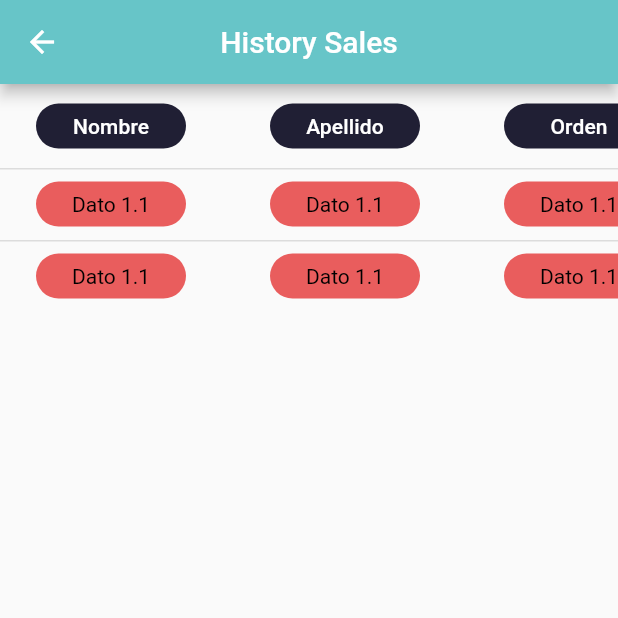
After one commit to SaveUp-WS61/mobile_cross_platform, a Flutter app: the HistorySalesScreen screen opened by its route, on a phone screen of 412 x 824 dp, the top half of it. The commit adds this screen. Run offline on Flutter 3.47's test engine with Material 2 defaults, Android fonts, the phone set to English and light mode, and no system bars.

Commit message:
adding deleted_post and history_sales

```diff
--- a/lib/main.dart
+++ b/lib/main.dart
@@ -5,7 +5,9 @@ import 'package:saveup/screens/add_card_screen.dart';
 import 'package:saveup/screens/bot_chat_screen.dart';
 import 'package:saveup/screens/cart_screen.dart';
 import 'package:saveup/screens/checkout_screen.dart';
+import 'package:saveup/screens/deleted_post_screen.dart';
 import 'package:saveup/screens/history_buys_screen.dart';
+import 'package:saveup/screens/history_sales_screen.dart';
 import 'package:saveup/screens/login_screen.dart';
 import 'package:saveup/screens/logout_screen.dart';
 import 'package:saveup/screens/products_screen.dart';
@@ -55,8 +57,10 @@ class MainApp extends StatelessWidget {
           "checkout": (context) => const CheckoutScreen(),
           "search_products": (context) => const SearchProductsScreen(),
           "login": (context) => LoginScreen(),
-          "recover_password":(context) => RecoverPasswordScreen(),
-          "register":(context) => RegisterScreen(),
+          "recover_password": (context) => RecoverPasswordScreen(),
+          "register": (context) => RegisterScreen(),
+          "deleted_post": (context) => const DeletedPostScreen(),
+          "history_sales":(context) => const HistorySalesScreen(),
         },
       ),
     );
--- /dev/null
+++ b/lib/screens/deleted_post_screen.dart
@@ -0,0 +1,44 @@
+import 'package:flutter/material.dart';
+
+class DeletedPostScreen extends StatelessWidget {
+  const DeletedPostScreen({super.key});
+
+  @override
+  Widget build(BuildContext context) {
+    // Agregar un retraso de 2 segundos antes de la navegación
+    Future.delayed(Duration(seconds: 2), () {
+      Navigator.of(context).pushReplacementNamed("company_products"); // Reemplaza "nuevo_screen" con la ruta real
+    });
+
+    return Scaffold(
+      body: Center(
+        child: Column(
+          mainAxisAlignment: MainAxisAlignment.center,
+          children: <Widget>[
+            Container(
+              padding: const EdgeInsets.all(25.0),
+              decoration: BoxDecoration(
+                color: const Color(0xFF201F34),
+                borderRadius: BorderRadius.circular(15.0),
+              ),
+              child: const Text(
+                "Publicación eliminada\ncorrectamente",
+                textAlign: TextAlign.center,
+                style: TextStyle(
+                  color: Colors.white,
+                  fontSize: 30.0,
+                  fontFamily: "Roboto",
+                  fontWeight: FontWeight.w700,
+                ),
+              ),
+            ),
+            const Padding(
+              padding: EdgeInsets.only(top: 20.0),
+              child: Image(image: AssetImage("assets/delete.png")),
+            ),
+          ],
+        ),
+      ),
+    );
+  }
+}
--- /dev/null
+++ b/lib/screens/history_sales_screen.dart
@@ -0,0 +1,269 @@
+import 'package:flutter/material.dart';
+
+class HistorySalesScreen extends StatelessWidget {
+  const HistorySalesScreen({super.key});
+
+  @override
+  Widget build(BuildContext context) {
+    return Scaffold(
+      appBar: AppBar(
+        title: const Text('History Sales'),
+        centerTitle: true,
+        backgroundColor: const Color(0xFF67C5C8),
+      ),
+      body: _SalesView(),
+    );
+  }
+}
+
+class _SalesView extends StatelessWidget {
+  @override
+  Widget build(BuildContext context) {
+    return SafeArea(
+      child: SingleChildScrollView(
+        scrollDirection: Axis.horizontal,
+        child: DataTable(
+          columns: [
+            DataColumn(
+              label: Container(
+                width: 100,
+                height: 30,
+                decoration: BoxDecoration(
+                  color: const Color(0xFF201F34),
+                  borderRadius: BorderRadius.circular(50),
+                ), // Color de fondo de la columna 1
+                child: const Center(
+                    child: Text(
+                  'Nombre',
+                  style: TextStyle(
+                    color: Colors.white, // Color de texto
+                  ),
+                )),
+              ),
+            ),
+            DataColumn(
+              label: Container(
+                width: 100,
+                height: 30,
+                decoration: BoxDecoration(
+                  color: const Color(0xFF201F34),
+                  borderRadius: BorderRadius.circular(50),
+                ), // Color de fondo de la columna 1
+                child: const Center(
+                    child: Text(
+                  'Apellido',
+                  style: TextStyle(
+                    color: Colors.white, // Color de texto
+                  ),
+                )),
+              ),
+            ),
+            DataColumn(
+              label: Container(
+                width: 100,
+                height: 30,
+                decoration: BoxDecoration(
+                  color: const Color(0xFF201F34),
+                  borderRadius: BorderRadius.circular(50),
+                ), // Color de fondo de la columna 1
+                child: const Center(
+                    child: Text(
+                  'Orden',
+                  style: TextStyle(
+                    color: Colors.white, // Color de texto
+                  ),
+                )),
+              ),
+            ),
+            DataColumn(
+              label: Container(
+                width: 100,
+                height: 30,
+                decoration: BoxDecoration(
+                  color: const Color(0xFF201F34),
+                  borderRadius: BorderRadius.circular(50),
+                ), // Color de fondo de la columna 1
+                child: const Center(
+                    child: Text(
+                  'Monto',
+                  style: TextStyle(
+                    color: Colors.white, // Color de texto
+                  ),
+                )),
+              ),
+            ),
+            DataColumn(
+              label: Container(
+                width: 100,
+                height: 30,
+                decoration: BoxDecoration(
+                  color: const Color(0xFF201F34),
+                  borderRadius: BorderRadius.circular(50),
+                ), // Color de fondo de la columna 1
+                child: const Center(
+                    child: Text(
+                  'Fecha',
+                  style: TextStyle(
+                    color: Colors.white, // Color de texto
+                  ),
+                )),
+              ),
+            ),
+          ],
+          rows: [
+            DataRow(
+                //color: MaterialStateProperty.all<Color>(const Color(0xFFE95D5D)), // Color de fondo de la primera fila
+
+                cells: [
+                  DataCell(Container(
+                      width: 100,
+                      height: 30,
+                      decoration: BoxDecoration(
+                        color: const Color(0xFFE95D5D),
+                        borderRadius: BorderRadius.circular(50),
+                      ),
+                      child: const Center(
+                          child: Text(
+                        'Dato 1.1',
+                        style: TextStyle(
+                          color: Colors.black, // Color de texto
+                        ),
+                      )))),
+                  DataCell(Container(
+                      width: 100,
+                      height: 30,
+                      decoration: BoxDecoration(
+                        color: const Color(0xFFE95D5D),
+                        borderRadius: BorderRadius.circular(50),
+                      ),
+                      child: const Center(
+                          child: Text(
+                        'Dato 1.1',
+                        style: TextStyle(
+                          color: Colors.black, // Color de texto
+                        ),
+                      )))),
+                  DataCell(Container(
+                      width: 100,
+                      height: 30,
+                      decoration: BoxDecoration(
+                        color: const Color(0xFFE95D5D),
+                        borderRadius: BorderRadius.circular(50),
+                      ),
+                      child: const Center(
+                          child: Text(
+                        'Dato 1.1',
+                        style: TextStyle(
+                          color: Colors.black, // Color de texto
+                        ),
+                      )))),
+                  DataCell(Container(
+                      width: 100,
+                      height: 30,
+                      decoration: BoxDecoration(
+                        color: const Color(0xFFE95D5D),
+                        borderRadius: BorderRadius.circular(50),
+                      ),
+                      child: const Center(
+                          child: Text(
+                        'Dato 1.1',
+                        style: TextStyle(
+                          color: Colors.black, // Color de texto
+                        ),
+                      )))),
+                  DataCell(Container(
+                      width: 100,
+                      height: 30,
+                      decoration: BoxDecoration(
+                        color: const Color(0xFFE95D5D),
+                        borderRadius: BorderRadius.circular(50),
+                      ),
+                      child: const Center(
+                          child: Text(
+                        'Dato 1.1',
+                        style: TextStyle(
+                          color: Colors.black, // Color de texto
+                        ),
+                      )))),
+                ]),
+            DataRow(
+                //color: MaterialStateProperty.all<Color>(const Color(0xFFE95D5D)), // Color de fondo de la primera fila
+                cells:  [
+                  DataCell(Container(
+                      width: 100,
+                      height: 30,
+                      decoration: BoxDecoration(
+                        color: const Color(0xFFE95D5D),
+                        borderRadius: BorderRadius.circular(50),
+                      ),
+                      child: const Center(
+                          child: Text(
+                        'Dato 1.1',
+                        style: TextStyle(
+                          color: Colors.black, // Color de texto
+                        ),
+                      )))),
+                  DataCell(Container(
+                      width: 100,
+                      height: 30,
+                      decoration: BoxDecoration(
+                        color: const Color(0xFFE95D5D),
+                        borderRadius: BorderRadius.circular(50),
+                      ),
+                      child: const Center(
+                          child: Text(
+                        'Dato 1.1',
+                        style: TextStyle(
+                          color: Colors.black, // Color de texto
+                        ),
+                      )))),
+                  DataCell(Container(
+                      width: 100,
+                      height: 30,
+                      decoration: BoxDecoration(
+                        color: const Color(0xFFE95D5D),
+                        borderRadius: BorderRadius.circular(50),
+                      ),
+                      child: const Center(
+                          child: Text(
+                        'Dato 1.1',
+                        style: TextStyle(
+                          color: Colors.black, // Color de texto
+                        ),
+                      )))),
+                  DataCell(Container(
+                      width: 100,
+                      height: 30,
+                      decoration: BoxDecoration(
+                        color: const Color(0xFFE95D5D),
+                        borderRadius: BorderRadius.circular(50),
+                      ),
+                      child: const Center(
+                          child: Text(
+                        'Dato 1.1',
+                        style: TextStyle(
+                          color: Colors.black, // Color de texto
+                        ),
+                      )))),
+                  DataCell(Container(
+                      width: 100,
+                      height: 30,
+                      decoration: BoxDecoration(
+                        color: const Color(0xFFE95D5D),
+                        borderRadius: BorderRadius.circular(50),
+                      ),
+                      child: const Center(
+                          child: Text(
+                        'Dato 1.1',
+                        style: TextStyle(
+                          color: Colors.black, // Color de texto
+                        ),
+                      )))),
+                ]),
+            // Agrega más filas según tus datos
+          ],
+        ),
+      ),
+    );
+  }
+}
```
